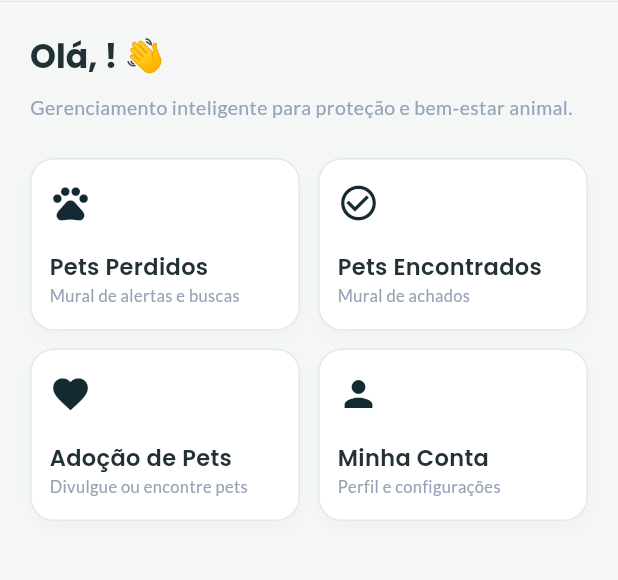
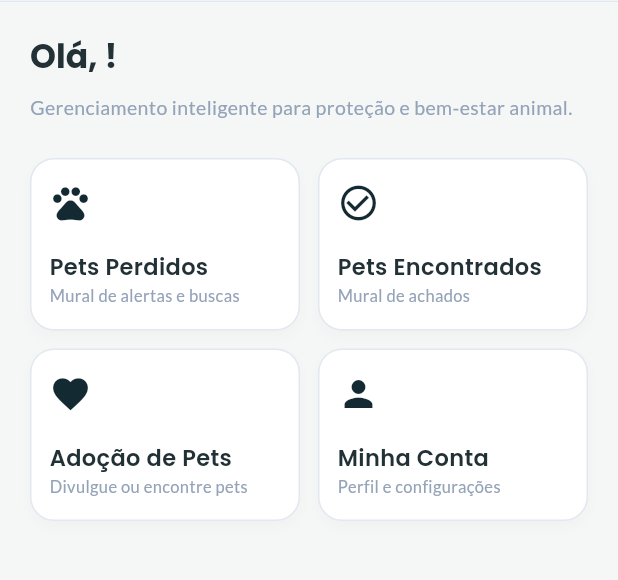
Before and after one commit to MauroCarmo/orelinhas, a Flutter app: the screen it shows once a user with an empty profile is signed in, on a phone screen of 412 x 824 dp, the part 82-662 px from its top. Run offline on Flutter 3.47's test engine with Material 3 defaults, Android fonts, the phone set to English and light mode, and no system bars; our stand-ins replace flutter_map, flutter_riverpod, geolocator, go_router, google_fonts, image_picker and 2 more; accounts and stored records are empty.

Commit message:
retira maozinha dando tchau no inicio

```diff
--- a/lib/features/home/presentation/screens/home_screen.dart
+++ b/lib/features/home/presentation/screens/home_screen.dart
@@ -48,7 +48,7 @@ class HomeScreen extends ConsumerWidget {
                     text: profileName,
                     style: const TextStyle(color: AppColors.primary),
                   ),
-                  const TextSpan(text: '! 👋'),
+                  const TextSpan(text: '!'),
                 ],
               ),
             ),
```
